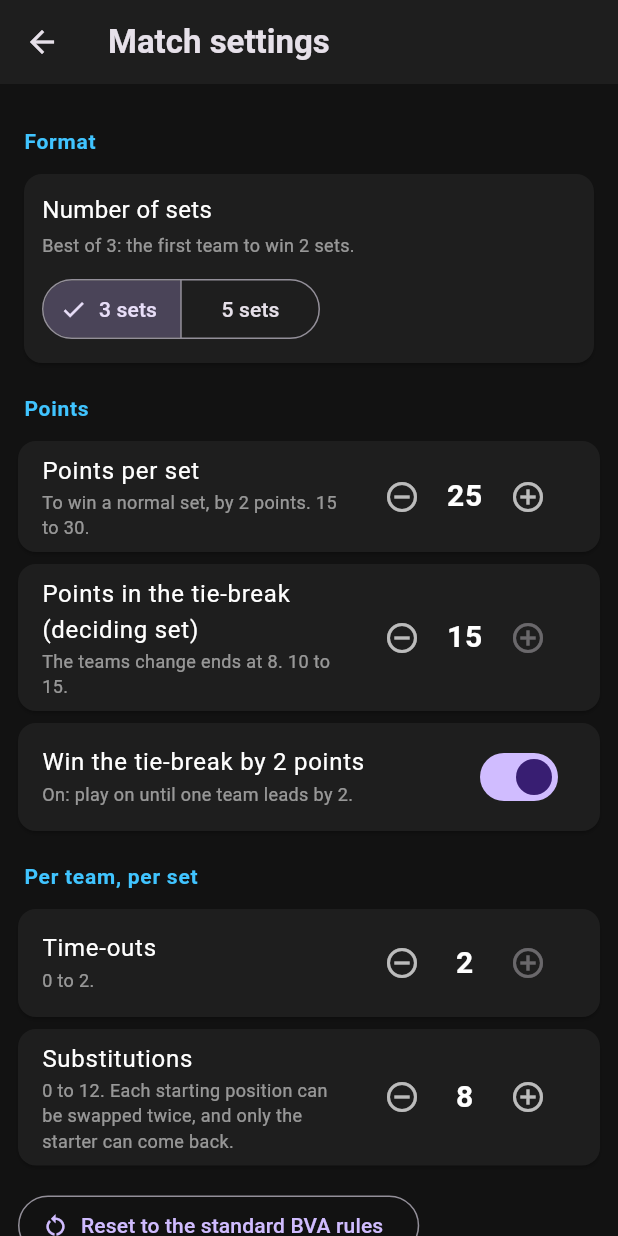
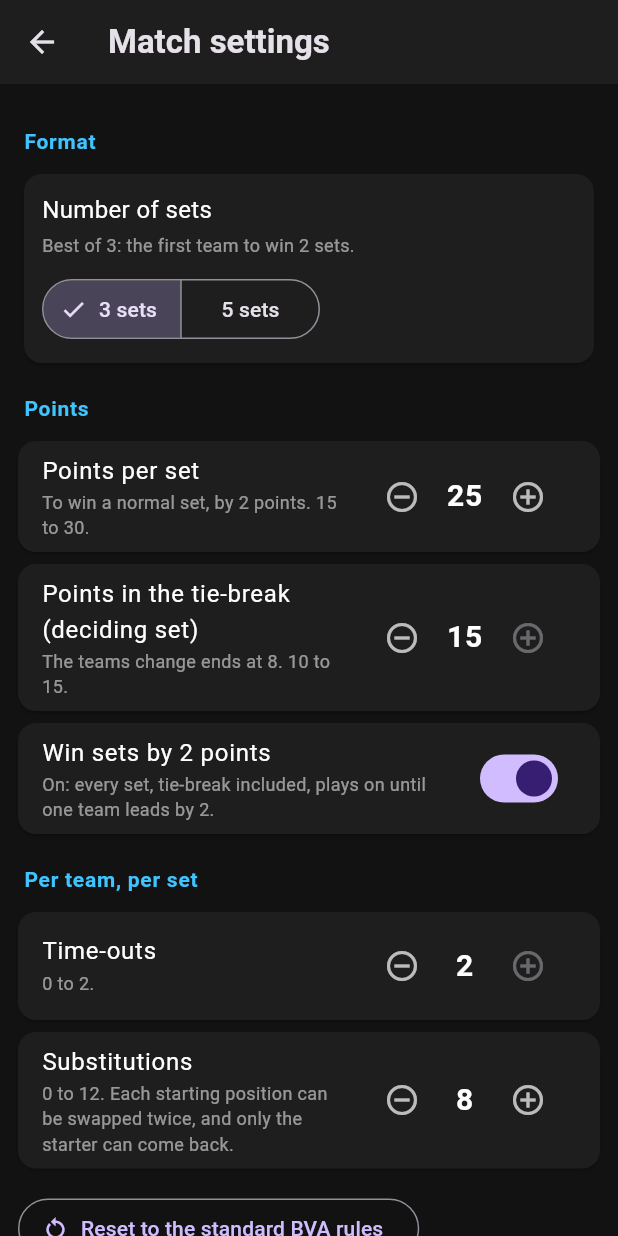
Before and after one commit to GDoesCode/SpikeScore, a Flutter app: the screen it shows after launch, scrolled down 59 dp, after a tap on "Match settings", on a phone screen of 412 x 824 dp. Run offline on Flutter 3.47's test engine with Material 3 defaults, Android fonts, the phone set to English and light mode, and no system bars; our stand-ins replace material_ui, pdf, printing, shared_preferences, wakelock_plus.

Commit message:
Apply the win-by-2 setting to every set, not just the tie-break
The "Win the tie-break by 2 points" switch now covers normal sets too and
is labelled "Win sets by 2 points". When off, the first team to the set
target wins any set. MatchRules.decidingSetWinByTwo is renamed winByTwo;
saved settings with the old JSON key still load.

Co-Authored-By: Claude Opus 5.5 <noreply@anthropic.com>
Claude-Session: https://claude.ai/code/session_018ZC2mwcregrxfNMTGdTnMa

```diff
--- a/app/lib/match_engine.dart
+++ b/app/lib/match_engine.dart
@@ -737,11 +737,10 @@ class MatchEngine extends ChangeNotifier {
     final home = s.teams[Team.home]!.score;
     final away = s.teams[Team.away]!.score;
     final target = _targetFor(s.currentSet);
-    // Normal sets are always won by 2. The deciding set (the tie-break) is
-    // too, unless the rules say the first team to the target wins it.
-    final needsTwoClear = s.currentSet != _maxSets || _rules.decidingSetWinByTwo;
+    // Every set is won by 2, unless the rules say the first team to the
+    // target wins it.
     return (home >= target || away >= target) &&
-        (home - away).abs() >= (needsTwoClear ? 2 : 1);
+        (home - away).abs() >= (_rules.winByTwo ? 2 : 1);
   }
 
   /// Starts a new service round for [team], who is about to serve.
--- a/app/lib/match_rules.dart
+++ b/app/lib/match_rules.dart
@@ -12,15 +12,16 @@ class MatchRules {
   static const int maxTimeOutsPerSet = 2; // the sheet has two boxes per team
   static const int maxSubsPerSet = 12; // six positions, two changes each
 
-  /// Points needed to win a normal set (always win by 2).
+  /// Points needed to win a normal set.
   final int pointsPerSet;
 
   /// Points needed to win the deciding set (the tie-break).
   final int decidingSetPoints;
 
-  /// True: the deciding set goes on until a team leads by 2, like a normal set.
-  /// False: the first team to reach [decidingSetPoints] wins it.
-  final bool decidingSetWinByTwo;
+  /// True: every set, the tie-break included, goes on until a team leads by 2.
+  /// False: the first team to reach the set's target ([pointsPerSet], or
+  /// [decidingSetPoints] in the tie-break) wins it.
+  final bool winByTwo;
 
   /// Time-outs each team may take in a set.
   final int timeOutsPerSet;
@@ -31,7 +32,7 @@ class MatchRules {
   const MatchRules({
     this.pointsPerSet = 25,
     this.decidingSetPoints = 15,
-    this.decidingSetWinByTwo = true,
+    this.winByTwo = true,
     this.timeOutsPerSet = 2,
     this.subsPerSet = 8,
   });
@@ -50,7 +51,7 @@ class MatchRules {
         pointsPerSet: _limit(pointsPerSet, minPointsPerSet, maxPointsPerSet),
         decidingSetPoints:
             _limit(decidingSetPoints, minDecidingSetPoints, maxDecidingSetPoints),
-        decidingSetWinByTwo: decidingSetWinByTwo,
+        winByTwo: winByTwo,
         timeOutsPerSet: _limit(timeOutsPerSet, 0, maxTimeOutsPerSet),
         subsPerSet: _limit(subsPerSet, 0, maxSubsPerSet),
       );
@@ -58,14 +59,14 @@ class MatchRules {
   MatchRules copyWith({
     int? pointsPerSet,
     int? decidingSetPoints,
-    bool? decidingSetWinByTwo,
+    bool? winByTwo,
     int? timeOutsPerSet,
     int? subsPerSet,
   }) =>
       MatchRules(
         pointsPerSet: pointsPerSet ?? this.pointsPerSet,
         decidingSetPoints: decidingSetPoints ?? this.decidingSetPoints,
-        decidingSetWinByTwo: decidingSetWinByTwo ?? this.decidingSetWinByTwo,
+        winByTwo: winByTwo ?? this.winByTwo,
         timeOutsPerSet: timeOutsPerSet ?? this.timeOutsPerSet,
         subsPerSet: subsPerSet ?? this.subsPerSet,
       ).clamped();
@@ -73,7 +74,7 @@ class MatchRules {
   Map<String, dynamic> toJson() => {
         'pointsPerSet': pointsPerSet,
         'decidingSetPoints': decidingSetPoints,
-        'decidingSetWinByTwo': decidingSetWinByTwo,
+        'winByTwo': winByTwo,
         'timeOutsPerSet': timeOutsPerSet,
         'subsPerSet': subsPerSet,
       };
@@ -85,12 +86,13 @@ class MatchRules {
       return value is num ? value.toInt() : fallback;
     }
 
-    final winByTwo = json['decidingSetWinByTwo'];
+    // Older saves called this 'decidingSetWinByTwo'; read that if present.
+    final winByTwo = json['winByTwo'] ?? json['decidingSetWinByTwo'];
 
     return MatchRules(
       pointsPerSet: read('pointsPerSet', defaults.pointsPerSet),
       decidingSetPoints: read('decidingSetPoints', defaults.decidingSetPoints),
-      decidingSetWinByTwo: winByTwo is bool ? winByTwo : defaults.decidingSetWinByTwo,
+      winByTwo: winByTwo is bool ? winByTwo : defaults.winByTwo,
       timeOutsPerSet: read('timeOutsPerSet', defaults.timeOutsPerSet),
       subsPerSet: read('subsPerSet', defaults.subsPerSet),
     ).clamped();
@@ -101,7 +103,7 @@ class MatchRules {
       other is MatchRules &&
       other.pointsPerSet == pointsPerSet &&
       other.decidingSetPoints == decidingSetPoints &&
-      other.decidingSetWinByTwo == decidingSetWinByTwo &&
+      other.winByTwo == winByTwo &&
       other.timeOutsPerSet == timeOutsPerSet &&
       other.subsPerSet == subsPerSet;
 
@@ -109,14 +111,14 @@ class MatchRules {
   int get hashCode => Object.hash(
         pointsPerSet,
         decidingSetPoints,
-        decidingSetWinByTwo,
+        winByTwo,
         timeOutsPerSet,
         subsPerSet,
       );
 
   @override
   String toString() =>
-      'MatchRules(points $pointsPerSet, deciding $decidingSetPoints'
-      '${decidingSetWinByTwo ? ' win by 2' : ' first to win'}, '
+      'MatchRules(points $pointsPerSet, deciding $decidingSetPoints, '
+      '${winByTwo ? 'win by 2' : 'first to win'}, '
       'time-outs $timeOutsPerSet, subs $subsPerSet)';
 }
--- a/app/lib/scoresheet/scoresheet_data.dart
+++ b/app/lib/scoresheet/scoresheet_data.dart
@@ -185,7 +185,7 @@ class ScoresheetData {
   static bool _isComplete(int setNumber, int home, int away, MatchRules rules) {
     final deciding = setNumber == _decidingSet;
     final target = deciding ? rules.decidingSetPoints : rules.pointsPerSet;
-    final lead = deciding && !rules.decidingSetWinByTwo ? 1 : 2;
+    final lead = rules.winByTwo ? 2 : 1;
     return (home >= target || away >= target) && (home - away).abs() >= lead;
   }
 
--- a/app/lib/screens/settings_screen.dart
+++ b/app/lib/screens/settings_screen.dart
@@ -95,13 +95,14 @@ class SettingsScreen extends StatelessWidget {
             onChanged: (v) => change(rules.copyWith(decidingSetPoints: v)),
           ),
           _SwitchTile(
-            title: 'Win the tie-break by 2 points',
-            subtitle: rules.decidingSetWinByTwo
-                ? 'On: play on until one team leads by 2.'
-                : 'Off: the first team to reach ${rules.decidingSetPoints} wins.',
-            value: rules.decidingSetWinByTwo,
+            title: 'Win sets by 2 points',
+            subtitle: rules.winByTwo
+                ? 'On: every set, tie-break included, plays on until one team leads by 2.'
+                : 'Off: the first team to reach ${rules.pointsPerSet} '
+                    '(${rules.decidingSetPoints} in the tie-break) wins the set.',
+            value: rules.winByTwo,
             enabled: !locked,
-            onChanged: (v) => change(rules.copyWith(decidingSetWinByTwo: v)),
+            onChanged: (v) => change(rules.copyWith(winByTwo: v)),
           ),
 
           const _SectionTitle('Per team, per set'),
```
Also changed, not shown: 4 other files.
